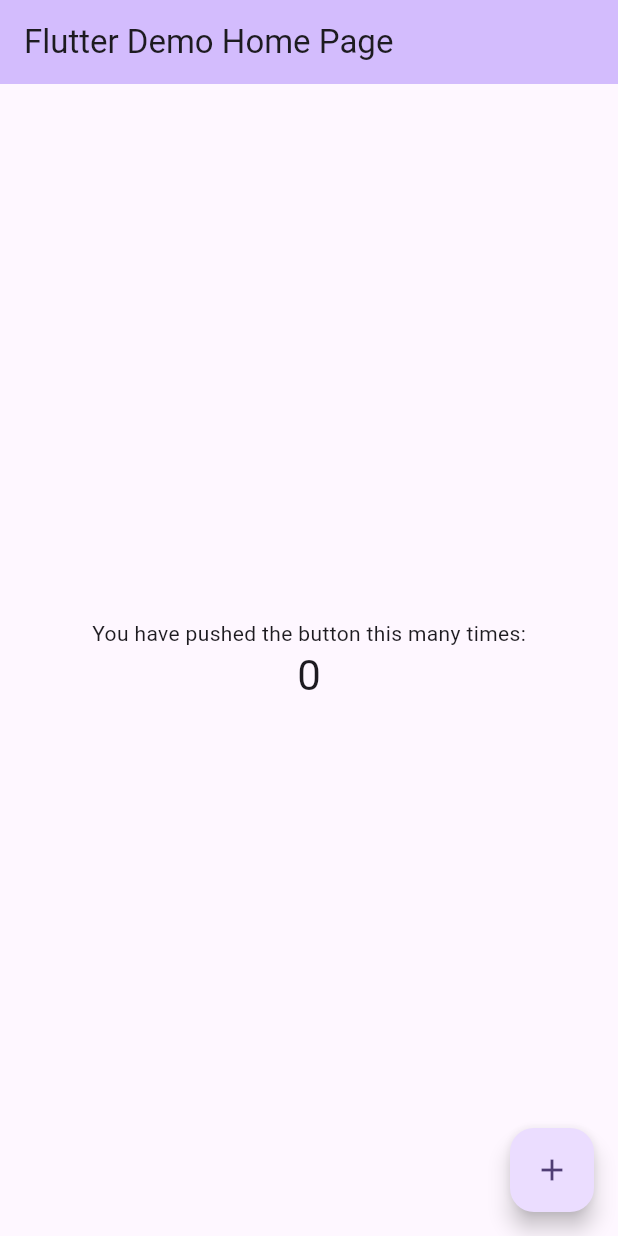
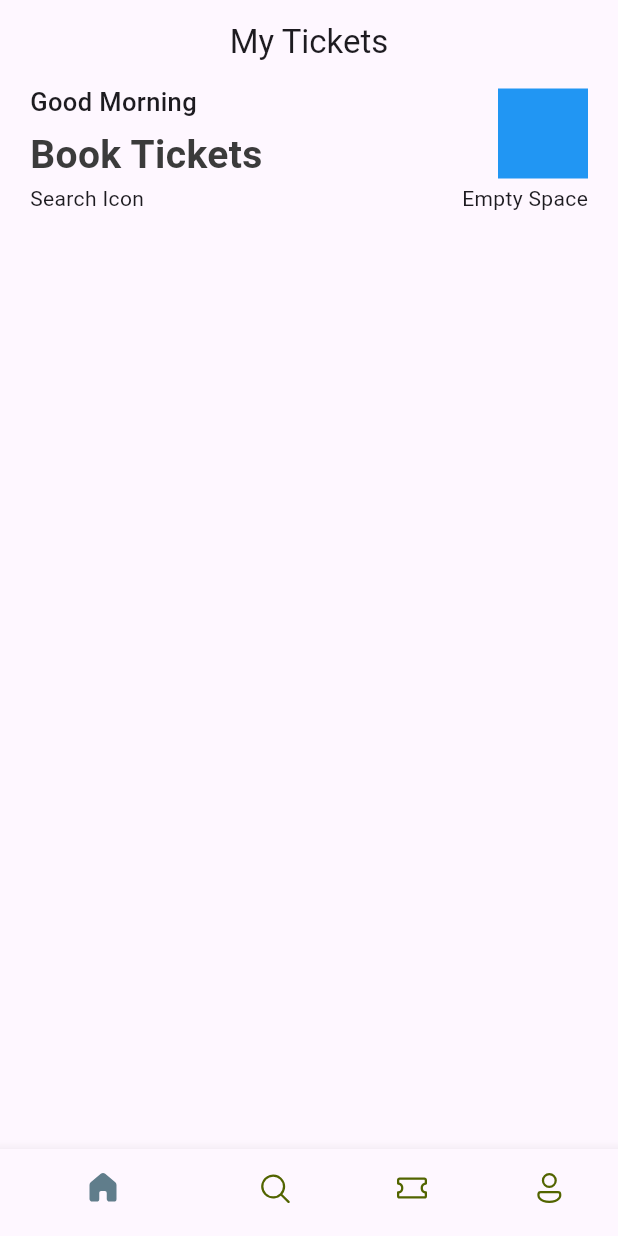
Before and after one commit to agung1878/ticket-app-flutter-training-arc, a Flutter app: the screen it shows after launch, on a phone screen of 412 x 824 dp. Run offline on Flutter 3.47's test engine with Material 3 defaults, Android fonts, the phone set to English and light mode, and no system bars; our stand-ins replace fluentui_icons.

Commit message:
nav bar implement

```diff
--- /dev/null
+++ b/lib/base/bottom_nav_bar.dart
@@ -0,0 +1,59 @@
+import 'package:fluentui_icons/fluentui_icons.dart';
+import 'package:flutter/cupertino.dart';
+import 'package:flutter/material.dart';
+import 'package:tickets/screens/home_screen.dart';
+
+class BottomNavBar extends StatefulWidget {
+  const BottomNavBar({super.key});
+
+  @override
+  State<BottomNavBar> createState() => _BottomNavBarState();
+}
+
+class _BottomNavBarState extends State<BottomNavBar> {
+
+  final appScreens = [
+    const HomeScreen(),
+    const Center(child: Text("Search")),
+    const Center(child: Text("Tickets")),
+    const Center(child: Text("Profile"))
+  ];
+
+  int _selectedIndex = 0;
+  void _onItemTapped(int index){
+    setState(() {
+      _selectedIndex = index;
+    });
+  }
+
+  @override
+  Widget build(BuildContext context) {
+    return Scaffold(
+      appBar: AppBar(
+        title: const Center(child: Text("My Tickets")),
+      ),
+      body: appScreens[_selectedIndex],
+      bottomNavigationBar: BottomNavigationBar(
+        currentIndex: _selectedIndex,
+        onTap: _onItemTapped,
+        selectedItemColor: Colors.blueGrey,
+        unselectedItemColor: const Color(0xFF526400),
+        showSelectedLabels: false,
+        items: const [
+          BottomNavigationBarItem(icon: Icon(FluentSystemIcons.ic_fluent_home_regular),
+          activeIcon: Icon(FluentSystemIcons.ic_fluent_home_filled),
+          label: "Home"),
+          BottomNavigationBarItem(icon: Icon(FluentSystemIcons.ic_fluent_search_regular),
+              activeIcon: Icon(FluentSystemIcons.ic_fluent_search_filled),
+              label: "Search"),
+          BottomNavigationBarItem(icon: Icon(FluentSystemIcons.ic_fluent_ticket_regular),
+              activeIcon: Icon(FluentSystemIcons.ic_fluent_ticket_filled),
+              label: "Tickets"),
+          BottomNavigationBarItem(icon: Icon(FluentSystemIcons.ic_fluent_person_regular),
+              activeIcon: Icon(FluentSystemIcons.ic_fluent_person_filled),
+              label: "Profile"),
+        ],
+      ),
+    );
+  }
+}
--- a/lib/main.dart
+++ b/lib/main.dart
@@ -1,4 +1,5 @@
 import 'package:flutter/material.dart';
+import 'package:tickets/base/bottom_nav_bar.dart';
 
 void main() {
   runApp(const MyApp());
@@ -7,119 +8,10 @@ void main() {
 class MyApp extends StatelessWidget {
   const MyApp({super.key});
 
-  // This widget is the root of your application.
   @override
   Widget build(BuildContext context) {
-    return MaterialApp(
-      title: 'Flutter Demo',
-      theme: ThemeData(
-        // This is the theme of your application.
-        //
-        // TRY THIS: Try running your application with "flutter run". You'll see
-        // the application has a purple toolbar. Then, without quitting the app,
-        // try changing the seedColor in the colorScheme below to Colors.green
-        // and then invoke "hot reload" (save your changes or press the "hot
-        // reload" button in a Flutter-supported IDE, or press "r" if you used
-        // the command line to start the app).
-        //
-        // Notice that the counter didn't reset back to zero; the application
-        // state is not lost during the reload. To reset the state, use hot
-        // restart instead.
-        //
-        // This works for code too, not just values: Most code changes can be
-        // tested with just a hot reload.
-        colorScheme: ColorScheme.fromSeed(seedColor: Colors.deepPurple),
-        useMaterial3: true,
-      ),
-      home: const MyHomePage(title: 'Flutter Demo Home Page'),
+    return const MaterialApp(
+     home: BottomNavBar(),
     );
   }
 }
-
-class MyHomePage extends StatefulWidget {
-  const MyHomePage({super.key, required this.title});
-
-  // This widget is the home page of your application. It is stateful, meaning
-  // that it has a State object (defined below) that contains fields that affect
-  // how it looks.
-
-  // This class is the configuration for the state. It holds the values (in this
-  // case the title) provided by the parent (in this case the App widget) and
-  // used by the build method of the State. Fields in a Widget subclass are
-  // always marked "final".
-
-  final String title;
-
-  @override
-  State<MyHomePage> createState() => _MyHomePageState();
-}
-
-class _MyHomePageState extends State<MyHomePage> {
-  int _counter = 0;
-
-  void _incrementCounter() {
-    setState(() {
-      // This call to setState tells the Flutter framework that something has
-      // changed in this State, which causes it to rerun the build method below
-      // so that the display can reflect the updated values. If we changed
-      // _counter without calling setState(), then the build method would not be
-      // called again, and so nothing would appear to happen.
-      _counter++;
-    });
-  }
-
-  @override
-  Widget build(BuildContext context) {
-    // This method is rerun every time setState is called, for instance as done
-    // by the _incrementCounter method above.
-    //
-    // The Flutter framework has been optimized to make rerunning build methods
-    // fast, so that you can just rebuild anything that needs updating rather
-    // than having to individually change instances of widgets.
-    return Scaffold(
-      appBar: AppBar(
-        // TRY THIS: Try changing the color here to a specific color (to
-        // Colors.amber, perhaps?) and trigger a hot reload to see the AppBar
-        // change color while the other colors stay the same.
-        backgroundColor: Theme.of(context).colorScheme.inversePrimary,
-        // Here we take the value from the MyHomePage object that was created by
-        // the App.build method, and use it to set our appbar title.
-        title: Text(widget.title),
-      ),
-      body: Center(
-        // Center is a layout widget. It takes a single child and positions it
-        // in the middle of the parent.
-        child: Column(
-          // Column is also a layout widget. It takes a list of children and
-          // arranges them vertically. By default, it sizes itself to fit its
-          // children horizontally, and tries to be as tall as its parent.
-          //
-          // Column has various properties to control how it sizes itself and
-          // how it positions its children. Here we use mainAxisAlignment to
-          // center the children vertically; the main axis here is the vertical
-          // axis because Columns are vertical (the cross axis would be
-          // horizontal).
-          //
-          // TRY THIS: Invoke "debug painting" (choose the "Toggle Debug Paint"
-          // action in the IDE, or press "p" in the console), to see the
-          // wireframe for each widget.
-          mainAxisAlignment: MainAxisAlignment.center,
-          children: <Widget>[
-            const Text(
-              'You have pushed the button this many times:',
-            ),
-            Text(
-              '$_counter',
-              style: Theme.of(context).textTheme.headlineMedium,
-            ),
-          ],
-        ),
-      ),
-      floatingActionButton: FloatingActionButton(
-        onPressed: _incrementCounter,
-        tooltip: 'Increment',
-        child: const Icon(Icons.add),
-      ), // This trailing comma makes auto-formatting nicer for build methods.
-    );
-  }
-}
--- /dev/null
+++ b/lib/screens/home_screen.dart
@@ -0,0 +1,45 @@
+import 'package:flutter/cupertino.dart';
+import 'package:flutter/material.dart';
+
+class HomeScreen extends StatelessWidget {
+  const HomeScreen({super.key});
+
+  @override
+  Widget build(BuildContext context) {
+    return Scaffold(
+      body: ListView(
+        children:  [
+          Container(
+            padding: const EdgeInsets.symmetric(horizontal: 20),
+            child: Column(
+              children: [
+                Row(
+                  mainAxisAlignment: MainAxisAlignment.spaceBetween,
+                  children: [
+                  const Column(
+                    crossAxisAlignment: CrossAxisAlignment.start,
+                    children: [
+                    Text("Good Morning", style: TextStyle(fontSize: 17, fontWeight: FontWeight.w500),),
+                    SizedBox(height: 5,),
+                    Text("Book Tickets", style: TextStyle(fontSize: 26, fontWeight: FontWeight.w700, color: Color(0xFF3b3b3b)))
+                  ],),
+                  Container(
+                    color: Colors.blue,
+                    width: 60,
+                    height: 60,
+                  )
+                ],),
+                const Row(
+                  mainAxisAlignment: MainAxisAlignment.spaceBetween,
+                  children: [
+                    Text("Search Icon"),
+                    Text("Empty Space")
+                ],)
+              ],
+            ),
+          )
+        ],
+      ),
+    );
+  }
+}
--- a/pubspec.yaml
+++ b/pubspec.yaml
@@ -35,6 +35,7 @@ dependencies:
   # The following adds the Cupertino Icons font to your application.
   # Use with the CupertinoIcons class for iOS style icons.
   cupertino_icons: ^1.0.2
+  fluentui_icons: ^1.0.0
 
 dev_dependencies:
   flutter_test:
```
Also changed, not shown: lib/base/res/styles/app_styles.dart (added), pubspec.lock.
